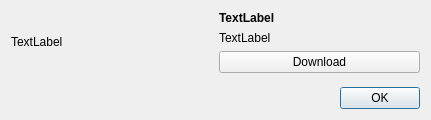
Old version of the form ImageVis3D/UI/UI/URLDlg.ui in the repository SCIInstitute/ImageVis3D.
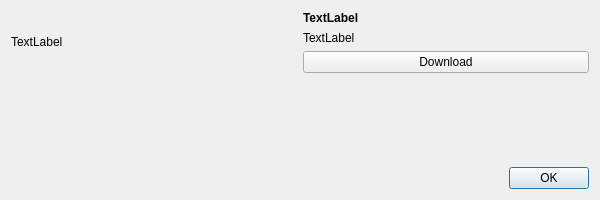
New version of the form.

Commit message: still playing with the settings to get the update dialog working

Patch:
```diff
--- a/ImageVis3D/UI/UI/URLDlg.ui
+++ b/ImageVis3D/UI/UI/URLDlg.ui
@@ -8,8 +8,8 @@
    <rect>
     <x>0</x>
     <y>0</y>
-    <width>431</width>
-    <height>120</height>
+    <width>600</width>
+    <height>200</height>
    </rect>
   </property>
   <property name="windowTitle" >
```
The commit also changes 1 other file.
